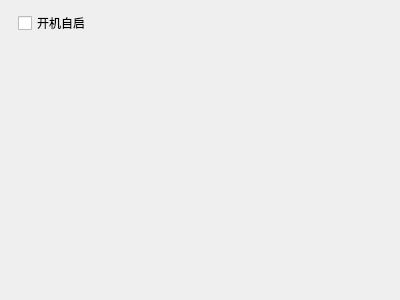
Above: widgets/settings/applicationwidget.ui from iwxyi/CatlikeQQ before the change. Below: the same form after it.
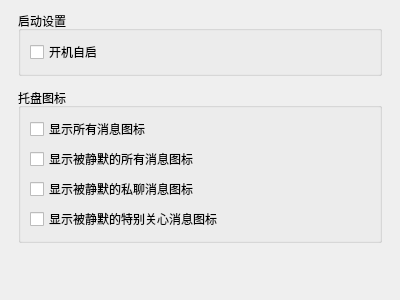
That is the form after the change.

Commit message: 添加一些tray相关设置

```diff
--- a/widgets/settings/applicationwidget.ui
+++ b/widgets/settings/applicationwidget.ui
@@ -24,10 +24,59 @@
     <number>18</number>
    </property>
    <item>
-    <widget class="QCheckBox" name="startOnPowerOnCheck">
-     <property name="text">
-      <string>开机自启</string>
+    <widget class="QGroupBox" name="groupBox_2">
+     <property name="title">
+      <string>启动设置</string>
      </property>
+     <layout class="QVBoxLayout" name="verticalLayout_2">
+      <item>
+       <widget class="QCheckBox" name="startOnPowerOnCheck">
+        <property name="text">
+         <string>开机自启</string>
+        </property>
+       </widget>
+      </item>
+     </layout>
+    </widget>
+   </item>
+   <item>
+    <widget class="QGroupBox" name="groupBox">
+     <property name="title">
+      <string>托盘图标</string>
+     </property>
+     <layout class="QVBoxLayout" name="verticalLayout_3">
+      <item>
+       <widget class="QCheckBox" name="trayShowAllMessageIconCheck">
+        <property name="toolTip">
+         <string>包括显示与不显示横幅通知的都会显示在托盘中</string>
+        </property>
+        <property name="text">
+         <string>显示所有消息图标</string>
+        </property>
+       </widget>
+      </item>
+      <item>
+       <widget class="QCheckBox" name="trayShowAllSlientMessageIconCheck">
+        <property name="text">
+         <string>显示被静默的所有消息图标</string>
+        </property>
+       </widget>
+      </item>
+      <item>
+       <widget class="QCheckBox" name="trayShowSlientPrivateMessageIconCheck">
+        <property name="text">
+         <string>显示被静默的私聊消息图标</string>
+        </property>
+       </widget>
+      </item>
+      <item>
+       <widget class="QCheckBox" name="trayShowSlientSpecialMessageIconCheck">
+        <property name="text">
+         <string>显示被静默的特别关心消息图标</string>
+        </property>
+       </widget>
+      </item>
+     </layout>
     </widget>
    </item>
    <item>
```
The commit also changes 5 other files.
